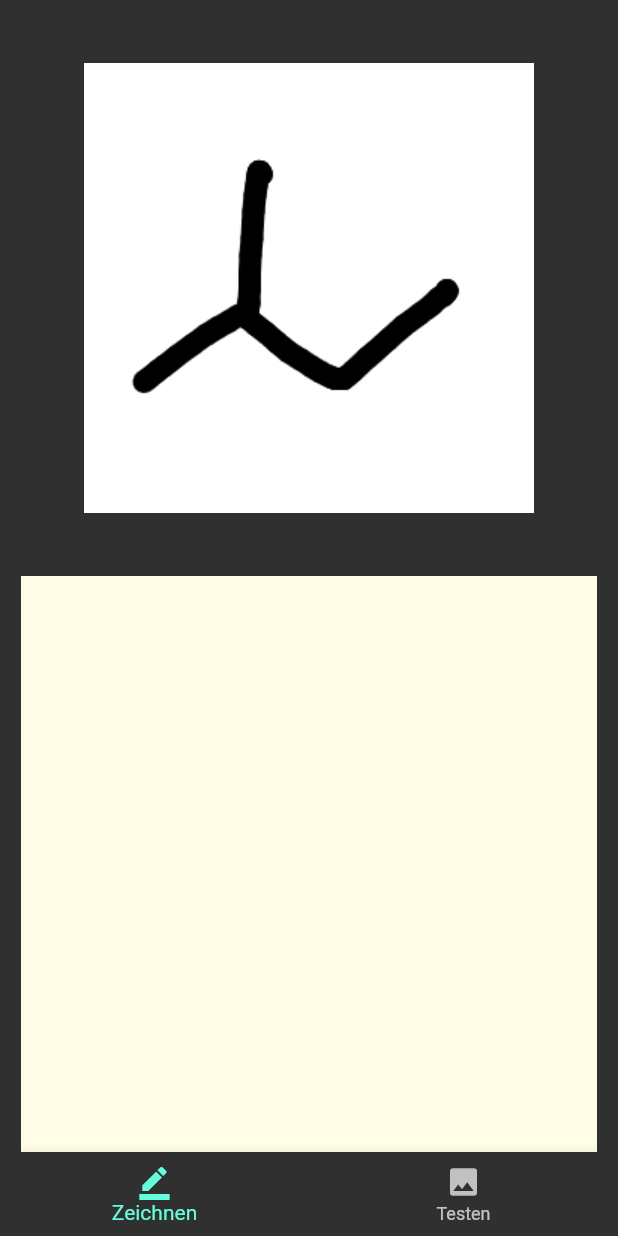
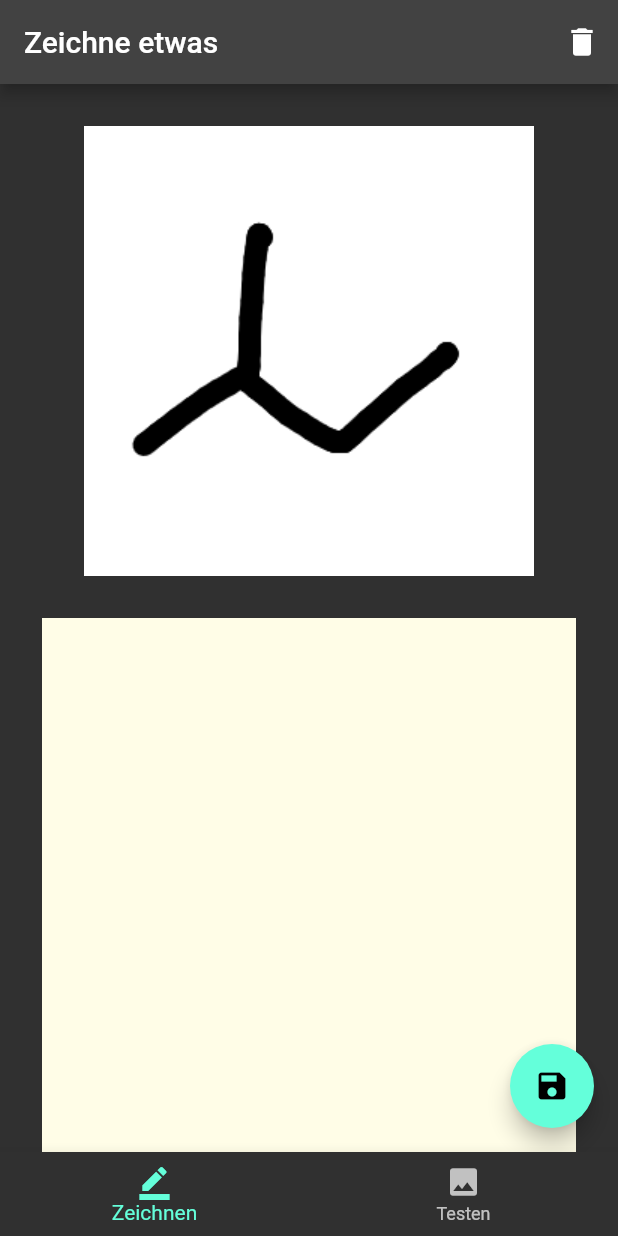
Before and after one commit to SirSimon04/DeepChemistryApp, a Flutter app: the screen it shows after launch, on a phone screen of 412 x 824 dp. Run offline on Flutter 3.47's test engine with Material 2 defaults, Android fonts, the phone set to English and light mode, and no system bars; drawn by our look-alikes of flutter_platform_widgets, screenshot; our stand-ins replace image_gallery_saver.

Commit message:
Add PlatformAppBars

```diff
--- a/lib/screens/drawing_screen/drawing_screen.dart
+++ b/lib/screens/drawing_screen/drawing_screen.dart
@@ -1,4 +1,5 @@
 import 'dart:math';
+import 'package:flutter/cupertino.dart';
 import 'package:flutter/material.dart';
 import 'package:flutter_deep_chemistry/screens/drawing_screen/components/custom_draw_widget.dart';
 import 'package:flutter_platform_widgets/flutter_platform_widgets.dart';
@@ -62,19 +63,33 @@ class _DrawingScreenState extends State<DrawingScreen> {
   @override
   Widget build(BuildContext context) {
     return PlatformScaffold(
-      // appBar: AppBar(
-      //   automaticallyImplyLeading: false,
-      //   title: const Text(
-      //     "Zeichne etwas",
-      //     style: TextStyle(color: Colors.white),
-      //   ),
-      //   actions: [
-      //     IconButton(
-      //       onPressed: () => _customDrawingWidgetStateKey.currentState!.clear(),
-      //       icon: const Icon(Icons.delete),
-      //     )
-      //   ],
-      // ),
+      appBar: PlatformAppBar(
+        title: const Text("Zeichne etwas"),
+        trailingActions: [
+          PlatformIconButton(
+            onPressed: () => _customDrawingWidgetStateKey.currentState!.clear(),
+            materialIcon: const Icon(Icons.delete),
+            cupertinoIcon: const Icon(CupertinoIcons.delete),
+          ),
+        ],
+      ),
+      material: (_, __) => MaterialScaffoldData(
+        floatingActionButton: FloatingActionButton(
+          child: const Icon(Icons.save),
+          onPressed: () async {
+            //TODO: add loading indicator
+            setState(() {
+              _isLoading = true;
+            });
+            await _customDrawingWidgetStateKey.currentState!.save();
+            updateImage();
+            setState(() {
+              _isLoading = false;
+            });
+          },
+        ),
+      ),
+      cupertino: (_, __) => CupertinoPageScaffoldData(),
       // floatingActionButton: FloatingActionButton(
       //   child: const Icon(Icons.save),
       //   onPressed: () async {
@@ -93,7 +108,7 @@ class _DrawingScreenState extends State<DrawingScreen> {
         children: [
           Center(
             child: Column(
-              mainAxisAlignment: MainAxisAlignment.spaceEvenly,
+              mainAxisAlignment: MainAxisAlignment.spaceAround,
               crossAxisAlignment: CrossAxisAlignment.end,
               children: [
                 Expanded(
--- a/lib/screens/testing_screen/screens/evaluate.dart
+++ b/lib/screens/testing_screen/screens/evaluate.dart
@@ -19,6 +19,9 @@ class _EvaluateScreenState extends State<EvaluateScreen> {
   @override
   Widget build(BuildContext context) {
     return PlatformScaffold(
+      appBar: PlatformAppBar(
+        title: const Text("Ergebnis"),
+      ),
       // appBar: AppBar(
       //   title: const Text(
       //     "Ergebnis",
```
Also changed, not shown: lib/screens/testing_screen/testing_screen.dart (+3 -7 lines).
